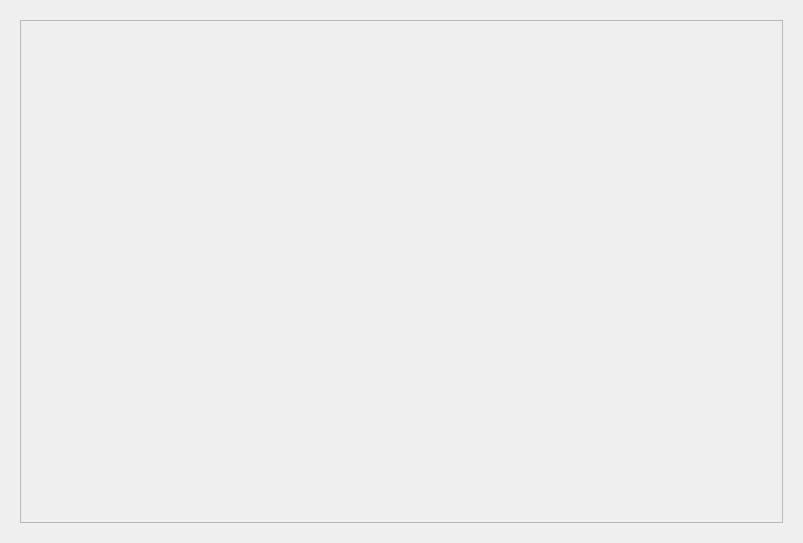
First picture: the form in gui/uis/pages/main_pages.ui, repository TheCyberWeaver/Smart_Toolbox, before the edit.
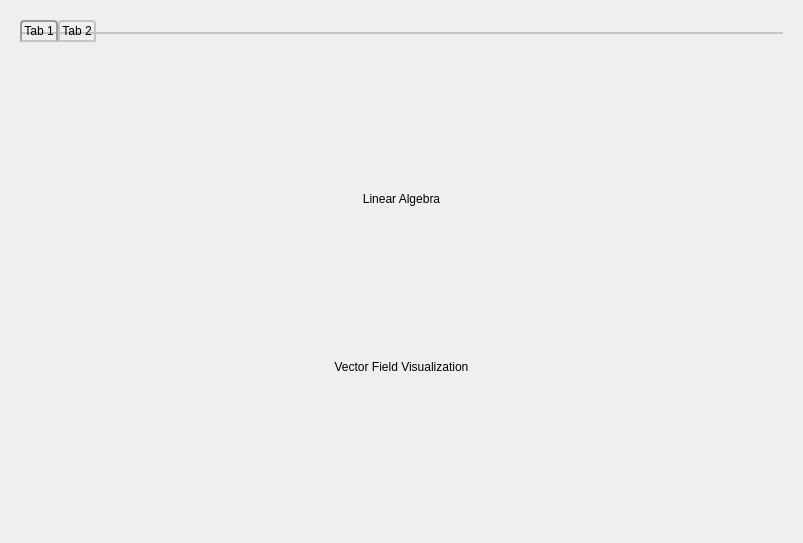
Second picture: the form after the edit. The open tabs and pages were chosen to show the change.

The edit to the form file:
```diff
--- a/gui/uis/pages/main_pages.ui
+++ b/gui/uis/pages/main_pages.ui
@@ -13,7 +13,7 @@
   <property name="windowTitle">
    <string>Form</string>
   </property>
-  <layout class="QVBoxLayout" name="verticalLayout_3">
+  <layout class="QVBoxLayout" name="verticalLayout_4">
    <item>
     <widget class="QStackedWidget" name="pages">
      <property name="currentIndex">
@@ -363,28 +363,109 @@
      <widget class="QWidget" name="page_3">
       <layout class="QVBoxLayout" name="verticalLayout_5">
        <item>
-        <widget class="QScrollArea" name="scrollArea_2">
-         <property name="widgetResizable">
-          <bool>true</bool>
+        <widget class="QTabWidget" name="tabWidget">
+         <property name="styleSheet">
+          <string notr="true">QTabWidget::pane {
+	border-top:2px solid #C2C7CB;
+	position:absolute;
+	top:-10px;
+}
+
+/* 标签居中 */
+QTabWidget::tab-bar {
+	alignment:center;
+}
+
+QTabBar::tab {
+	background:qlineargradient(x1: 0, y1: 0, x2: 0, y2: 1,
+                                stop: 0 #E1E1E1, stop: 0.4 #DDDDDD,
+                                stop: 0.5 #D8D8D8, stop: 1.0 #D3D3D3);
+	border:2px solid #C4C4C3;
+	border-bottom-color:#C2C7CB;
+	border-top-left-radius:4px;
+	border-top-right-radius:4px;
+	min-width:20px;
+	padding:2px;
+}
+
+QTabBar::tab:selected,QTabBar::tab:hover {
+	background:qlineargradient(x1: 0, y1: 0, x2: 0, y2: 1,
+                                stop: 0 #fafafa, stop: 0.4 #f4f4f4,
+                                stop: 0.5 #e7e7e7, stop: 1.0 #fafafa);
+}
+
+QTabBar::tab:selected {
+	border-color:#9B9B9B;
+	border-bottom-color:#C2C7CB;
+}</string>
          </property>
-         <widget class="QWidget" name="scrollAreaWidgetContents_3">
-          <property name="geometry">
-           <rect>
-            <x>0</x>
-            <y>0</y>
-            <width>765</width>
-            <height>505</height>
-           </rect>
-          </property>
+         <property name="currentIndex">
+          <number>0</number>
+         </property>
+         <widget class="QWidget" name="tab">
+          <attribute name="title">
+           <string>Tab 1</string>
+          </attribute>
           <layout class="QVBoxLayout" name="verticalLayout">
            <item>
-            <layout class="QHBoxLayout" name="horizontalLayout_4"/>
+            <widget class="QLabel" name="label_11">
+             <property name="maximumSize">
+              <size>
+               <width>16777215</width>
+               <height>32</height>
+              </size>
+             </property>
+             <property name="styleSheet">
+              <string notr="true">font: 700 18pt &quot;Segoe Print&quot;;</string>
+             </property>
+             <property name="text">
+              <string>Linear Algebra</string>
+             </property>
+             <property name="alignment">
+              <set>Qt::AlignCenter</set>
+             </property>
+            </widget>
+           </item>
+           <item>
+            <widget class="QLabel" name="label_12">
+             <property name="maximumSize">
+              <size>
+               <width>16777215</width>
+               <height>12</height>
+              </size>
+             </property>
+             <property name="styleSheet">
+              <string notr="true">font: 700 10pt &quot;Segoe Print&quot;;</string>
+             </property>
+             <property name="text">
+              <string>Vector Field Visualization</string>
+             </property>
+             <property name="alignment">
+              <set>Qt::AlignCenter</set>
+             </property>
+            </widget>
+           </item>
+           <item>
+            <layout class="QHBoxLayout" name="horizontalLayout_4">
+             <item>
+              <layout class="QVBoxLayout" name="verticalLayout_6"/>
+             </item>
+             <item>
+              <layout class="QVBoxLayout" name="verticalLayout_7"/>
+             </item>
+            </layout>
            </item>
            <item>
             <layout class="QHBoxLayout" name="horizontalLayout_5"/>
            </item>
           </layout>
          </widget>
+         <widget class="QWidget" name="tab_2">
+          <attribute name="title">
+           <string>Tab 2</string>
+          </attribute>
+          <layout class="QVBoxLayout" name="verticalLayout_3"/>
+         </widget>
         </widget>
        </item>
       </layout>
```
Left out of the diff: 5 changed lines with no effect on the pictures.
